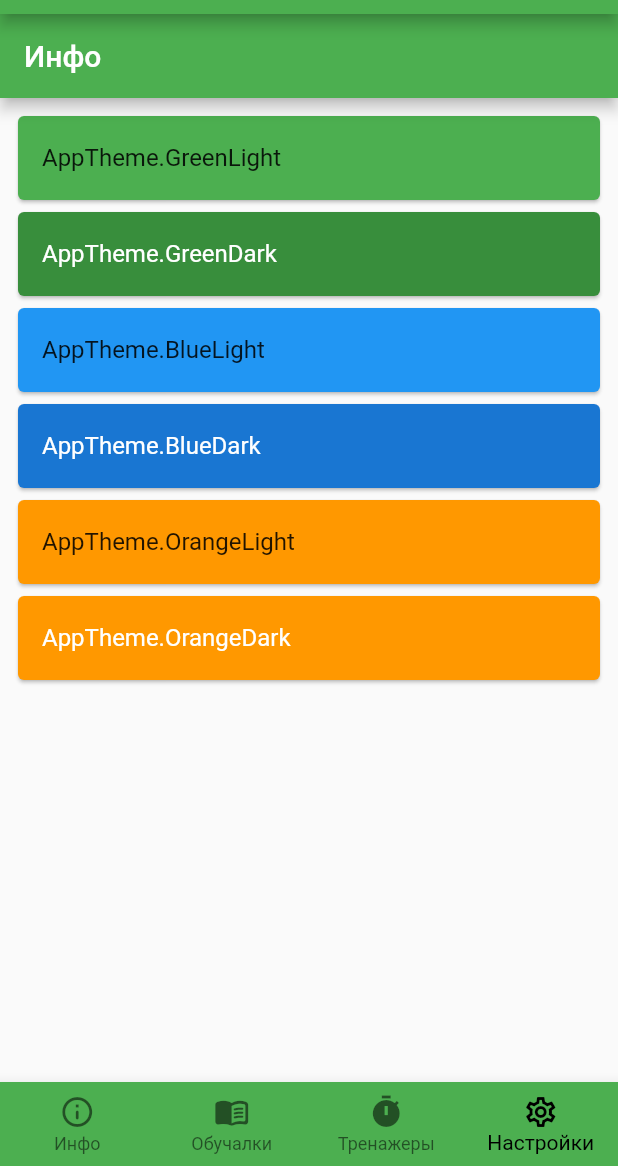
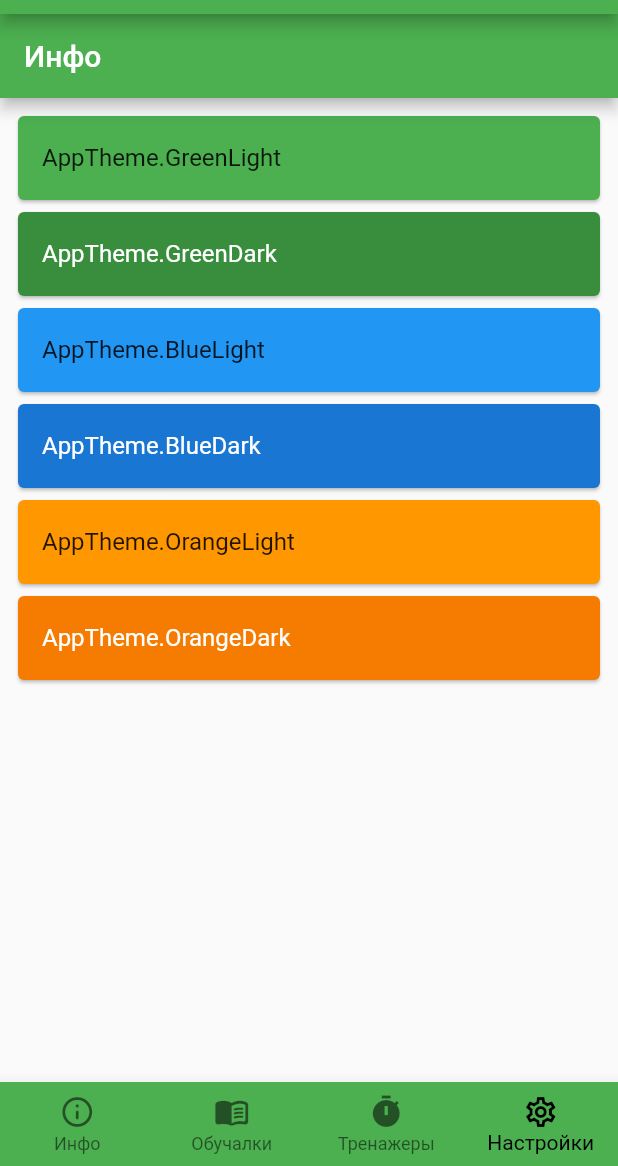
Before and after one commit to Tohaman/RG2_flutter, a Flutter app: the screen it shows after launch, item 4 of the bottom bar chosen, on a phone screen of 412 x 824 dp, the part 70-1236 px from its top. Run offline on Flutter 3.47's test engine with Material 2 defaults, Android fonts, the phone set to English and light mode, and no system bars; our stand-ins replace flutter_html, flutter_svg, get_it, shared_preferences, sqflite; accounts and stored records are empty.

Commit message:
ДИ + репозиторий

```diff
--- a/lib/di/service_locator.dart
+++ b/lib/di/service_locator.dart
@@ -7,5 +7,5 @@ GetIt locator = GetIt.instance;
 
 void setupLocator() {
   locator.registerSingleton(Repository.instance);
-  locator.registerFactory<MenuModel>(() => MenuModel());
+  locator.registerLazySingleton(() => MenuModel());
 }
--- a/lib/res/main_menu/main3x3.dart
+++ b/lib/res/main_menu/main3x3.dart
@@ -52,7 +52,7 @@ class Main3x3 implements Phase {
   ];
 
   static const url = [
-    "some url",
+    "",
     "submenu",
     "submenu",
     "submenu",
--- a/lib/res/themes/app_themes.dart
+++ b/lib/res/themes/app_themes.dart
@@ -7,7 +7,6 @@ enum AppTheme {
   BlueDark,
   OrangeLight,
   OrangeDark,
-
 }
 
 final appThemeData = {
@@ -33,7 +32,7 @@ final appThemeData = {
   ),
   AppTheme.OrangeDark: ThemeData(
     brightness: Brightness.dark,
-    primaryColor: Colors.orange,
+    primaryColor: Colors.orange[700],
   ),
 
 };
--- a/lib/ui/bottomNavBar.dart
+++ b/lib/ui/bottomNavBar.dart
@@ -17,11 +17,13 @@ class BottomNavBar extends StatefulWidget {
 /// This is the private State class that goes with MyStatefulWidget.
 class _BottomNavBar extends State<BottomNavBar> {
   int _selectedIndex = 0;
+
   static const TextStyle optionStyle =
       TextStyle(fontSize: 30, fontWeight: FontWeight.bold);
+
   static List<Widget> _widgetOptions = <Widget>[
     Info2View(),
-    MenuView(),
+    InfoView(),
     TrainerView(),
     SettingsView()
   ];
--- a/lib/ui/main/menuView.dart
+++ b/lib/ui/main/menuView.dart
@@ -1,4 +1,5 @@
 import 'package:flutter/material.dart';
+import 'package:flutter_demo/di/service_locator.dart';
 import 'package:flutter_demo/ui/main/menuModel.dart';
 import 'package:provider/provider.dart';
 
@@ -6,7 +7,7 @@ class MenuView extends StatelessWidget {
   @override
   Widget build(BuildContext context) {
     return ChangeNotifierProvider<MenuModel>(
-      create: (context) => MenuModel(),
+      create: (context) => locator<MenuModel>(),
       child: Scaffold(
         body: Center(
           child: MenuWidget(),
--- a/pubspec.yaml
+++ b/pubspec.yaml
@@ -43,6 +43,8 @@ dependencies:
   path_provider: ^1.6.18
   # Работаем с базой SQLite
   sqflite: ^1.3.1+1
+
+  flutter_material_color_picker: ^1.0.5
 
   # The following adds the Cupertino Icons font to your application.
   # Use with the CupertinoIcons class for iOS style icons.
```
Also changed, not shown: lib/ui/info/infoView.dart (+3 -5 lines), lib/main.dart (line endings or trailing spaces), pubspec.lock.
